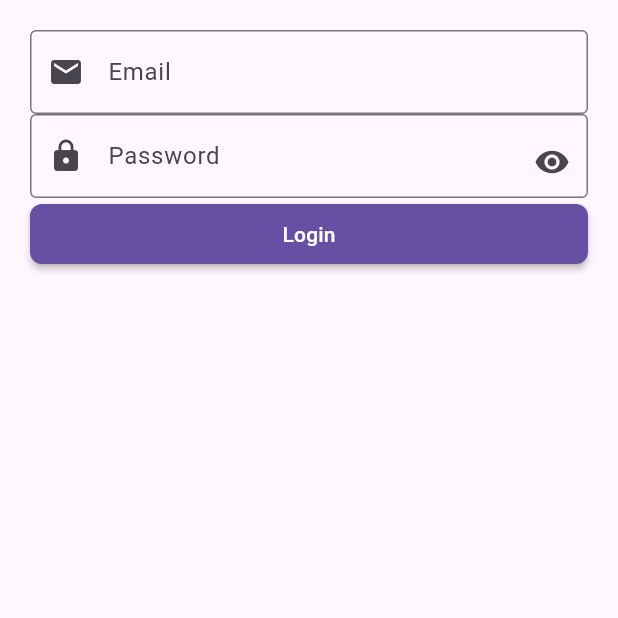
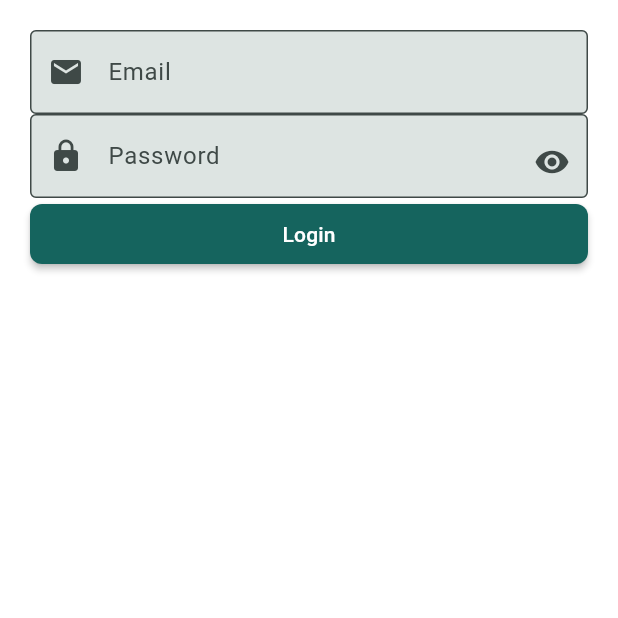
Before and after one commit to MuhammedKasujja/pretium_test, a Flutter app: the screen it shows after launch, on a phone screen of 412 x 824 dp, the top half of it. Run offline on Flutter 3.47's test engine with Material 3 defaults, Android fonts, the phone set to English and light mode, and no system bars; our stand-ins replace easy_localization, flex_color_scheme.

Commit message:
feat: added app theme

```diff
--- a/lib/constants.dart
+++ b/lib/constants.dart
@@ -1,3 +1,7 @@
+import 'package:flutter/material.dart';
+
 const kAppName = 'Pretium';
 
 const kBorderRadius = 8.0;
+
+const kPrimaryColor = Color(0xFF15645E);
--- /dev/null
+++ b/lib/core/theme.dart
@@ -0,0 +1,65 @@
+import 'package:flex_color_scheme/flex_color_scheme.dart';
+import 'package:flutter/cupertino.dart';
+import 'package:flutter/material.dart';
+
+abstract final class AppTheme {
+  // The FlexColorScheme defined light mode ThemeData.
+  static ThemeData light = FlexThemeData.light(
+    colors: const FlexSchemeColor(
+      primary: Color(0xFF15645E),
+      primaryContainer: Color(0xFFD0E4FF),
+      secondary: Color(0xFFAC3306),
+      secondaryContainer: Color(0xFFFFDBCF),
+      tertiary: Color(0xFF006875),
+      tertiaryContainer: Color(0xFF95F0FF),
+      appBarColor: Color(0xFFFFDBCF),
+      error: Color(0xFFBA1A1A),
+      errorContainer: Color(0xFFFFDAD6),
+    ),
+    // Surface color adjustments.
+    surfaceTint: const Color(0xFF29ABE2),
+    // Component theme configurations for light mode.
+    subThemesData: const FlexSubThemesData(
+      interactionEffects: true,
+      tintedDisabledControls: true,
+      useM2StyleDividerInM3: true,
+      inputDecoratorIsFilled: true,
+      inputDecoratorBorderType: FlexInputBorderType.outline,
+      alignedDropdown: true,
+      navigationRailUseIndicator: true,
+    ),
+    visualDensity: FlexColorScheme.comfortablePlatformDensity,
+    cupertinoOverrideTheme: const CupertinoThemeData(applyThemeToAll: true),
+  );
+
+  // The FlexColorScheme defined dark mode ThemeData.
+  static ThemeData dark = FlexThemeData.dark(
+    colors: const FlexSchemeColor(
+      primary: Color(0xFF9FC9FF),
+      primaryContainer: Color(0xFF00325B),
+      primaryLightRef: Color(0xFF15645E), // The color of light mode primary
+      secondary: Color(0xFFFFB59D),
+      secondaryContainer: Color(0xFF872100),
+      secondaryLightRef: Color(0xFFAC3306), // The color of light mode secondary
+      tertiary: Color(0xFF86D2E1),
+      tertiaryContainer: Color(0xFF004E59),
+      tertiaryLightRef: Color(0xFF006875), // The color of light mode tertiary
+      appBarColor: Color(0xFFFFDBCF),
+      error: Color(0xFFFFB4AB),
+      errorContainer: Color(0xFF93000A),
+    ),
+    // Component theme configurations for dark mode.
+    subThemesData: const FlexSubThemesData(
+      interactionEffects: true,
+      tintedDisabledControls: true,
+      blendOnColors: true,
+      useM2StyleDividerInM3: true,
+      inputDecoratorIsFilled: true,
+      inputDecoratorBorderType: FlexInputBorderType.outline,
+      alignedDropdown: true,
+      navigationRailUseIndicator: true,
+    ),
+    visualDensity: FlexColorScheme.comfortablePlatformDensity,
+    cupertinoOverrideTheme: const CupertinoThemeData(applyThemeToAll: true),
+  );
+}
--- a/lib/main.dart
+++ b/lib/main.dart
@@ -1,6 +1,7 @@
 import 'package:flutter/material.dart';
 import 'package:pretium_test/constants.dart';
 import 'package:pretium_test/core/assets.dart';
+import 'package:pretium_test/core/theme.dart';
 import 'package:pretium_test/router.dart';
 import 'package:pretium_test/utils/translations.dart';
 
@@ -25,8 +26,15 @@ class MainApp extends StatelessWidget {
     return MaterialApp(
       title: kAppName,
       debugShowCheckedModeBanner: false,
+      localizationsDelegates: context.localizationDelegates,
+      supportedLocales: context.supportedLocales,
+      locale: context.locale,
       onGenerateRoute: AppRouter.generateRoute,
       initialRoute: AppRouter.splash,
+      // theme: ThemeData(colorScheme: ColorScheme.fromSeed(seedColor: kPrimaryColor)),
+      theme: AppTheme.light,
+      darkTheme: AppTheme.dark,
+      themeMode: ThemeMode.system,
     );
   }
 }
--- a/pubspec.yaml
+++ b/pubspec.yaml
@@ -10,6 +10,7 @@ dependencies:
   flutter:
     sdk: flutter
   easy_localization: ^3.0.7+1
+  flex_color_scheme: ^8.2.0
 
 dev_dependencies:
   flutter_test:
```
Also changed, not shown: pubspec.lock.
